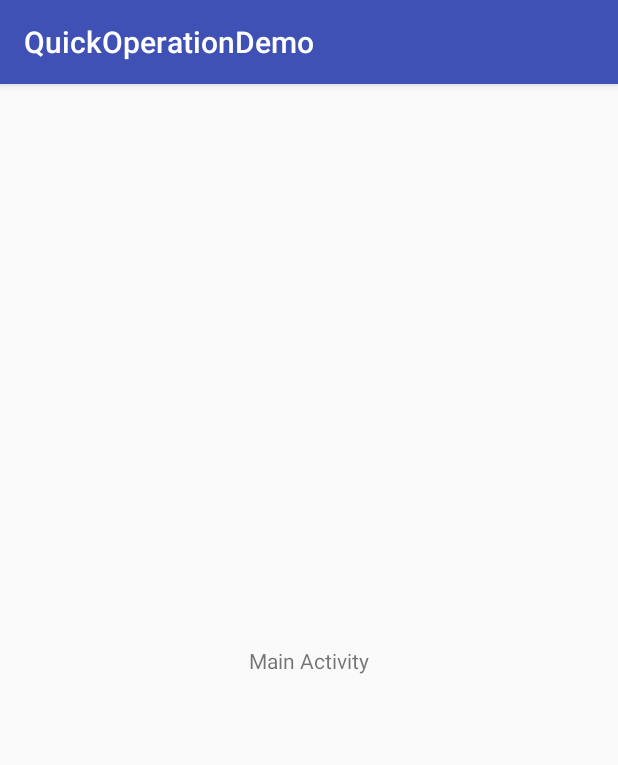
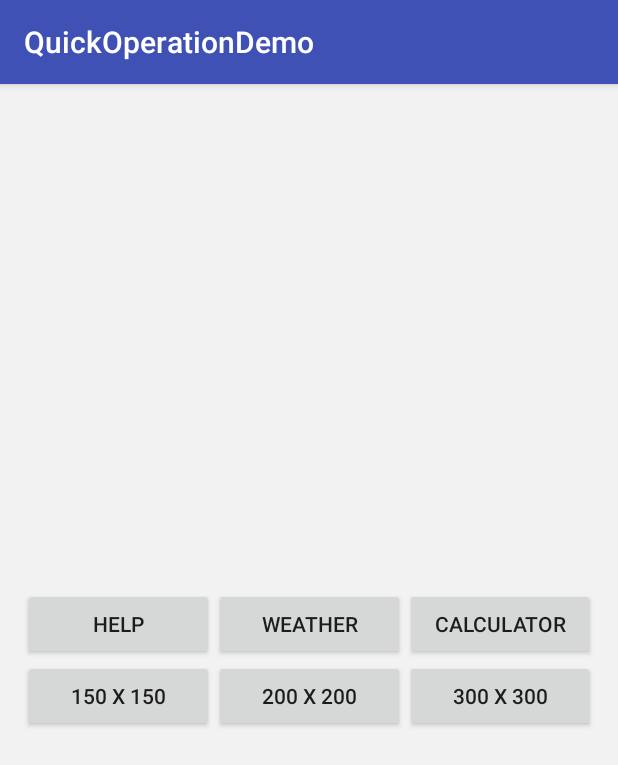
Before and after one commit to mmoamenn/Assertive-Touch, an Android app: the screen it shows after launch (MainActivity), after a tap on "LOGIN", on a phone screen of 412 x 824 dp. Shown: the top 765 px of the screen. Run offline under Robolectric (Android 15) with nearby library versions, the phone set to English and light mode, and no system bars.

Commit message:
redesign code ,  finish demo

```diff
--- a/app/src/main/java/com/bluehomestudio/quickoperationdemo/DemoApplication.java
+++ b/app/src/main/java/com/bluehomestudio/quickoperationdemo/DemoApplication.java
@@ -3,7 +3,8 @@ package com.bluehomestudio.quickoperationdemo;
 import android.app.Application;
 import android.graphics.Color;
 
-import com.bluehomestudio.quickoperation.FSBController;
+import com.bluehomestudio.quickoperation.FSBHelper;
+import com.bluehomestudio.quickoperation.FSButton;
 
 /**
  * Created by mohamedmoamen on 11/30/17.
@@ -15,11 +16,10 @@ public class DemoApplication extends Application {
     public void onCreate() {
         super.onCreate();
 
-        FSBController.setUpInstance(this);
-        FSBController.getInstance().setStartActivity(LoginActivity.class);
-        FSBController.getInstance().setTargetActivity(HelpActivity.class);
-        FSBController.getInstance().setIcon(R.drawable.help);
-        FSBController.getInstance().setBackground(Color.WHITE);
+        FSButton.setUp(this) ;
+        FSButton.getInstance().setTargetClass(HelpActivity.class);
+        FSButton.getInstance().setIcon(R.drawable.help);
+        FSButton.getInstance().setBackgroundColor(Color.WHITE);
 
     }
 
--- a/app/src/main/java/com/bluehomestudio/quickoperationdemo/LoginActivity.java
+++ b/app/src/main/java/com/bluehomestudio/quickoperationdemo/LoginActivity.java
@@ -4,6 +4,9 @@ import android.content.Intent;
 import android.os.Bundle;
 import android.support.v7.app.AppCompatActivity;
 import android.view.View;
+
+import com.bluehomestudio.quickoperation.FSBHelper;
+import com.bluehomestudio.quickoperation.FSButton;
 
 /**
  * Created by mohamedmoamen on 11/30/17.
@@ -15,6 +18,7 @@ public class LoginActivity extends AppCompatActivity {
     protected void onCreate(Bundle savedInstanceState) {
         super.onCreate(savedInstanceState);
         setContentView(R.layout.activity_login);
+        FSButton.getInstance().show();
     }
 
 
--- a/app/src/main/java/com/bluehomestudio/quickoperationdemo/MainActivity.java
+++ b/app/src/main/java/com/bluehomestudio/quickoperationdemo/MainActivity.java
@@ -1,7 +1,10 @@
 package com.bluehomestudio.quickoperationdemo;
 
+import android.os.Bundle;
 import android.support.v7.app.AppCompatActivity;
-import android.os.Bundle;
+import android.view.View;
+
+import com.bluehomestudio.quickoperation.FSButton;
 
 public class MainActivity extends AppCompatActivity {
 
@@ -11,4 +14,36 @@ public class MainActivity extends AppCompatActivity {
         setContentView(R.layout.activity_main);
     }
 
+
+    public void onDemoButtonsPressed(View view) {
+
+        switch (view.getId()) {
+            case R.id.b_help:
+                FSButton.getInstance().setIcon(R.drawable.help);
+                break;
+
+            case R.id.b_weather:
+                FSButton.getInstance().setIcon(R.drawable.clouds);
+                break;
+
+            case R.id.b_calculator:
+                FSButton.getInstance().setIcon(R.drawable.calculator);
+                break;
+
+            case R.id.b_150:
+                FSButton.getInstance().setSize(150 , 150);
+                break;
+
+            case R.id.b_200:
+                FSButton.getInstance().setSize(200 , 200);
+                break;
+
+            case R.id.b_300:
+                FSButton.getInstance().setSize(300 , 300);
+                break;
+
+        }
+    }
+
+
 }
--- a/app/src/main/res/layout/activity_main.xml
+++ b/app/src/main/res/layout/activity_main.xml
@@ -1,18 +1,82 @@
 <?xml version="1.0" encoding="utf-8"?>
-<android.support.constraint.ConstraintLayout xmlns:android="http://schemas.android.com/apk/res/android"
-    xmlns:app="http://schemas.android.com/apk/res-auto"
+<LinearLayout xmlns:android="http://schemas.android.com/apk/res/android"
     xmlns:tools="http://schemas.android.com/tools"
     android:layout_width="match_parent"
     android:layout_height="match_parent"
+    android:background="#f2f2f2"
+    android:gravity="center"
+    android:orientation="vertical"
+    android:padding="15dp"
     tools:context="com.bluehomestudio.quickoperationdemo.MainActivity">
 
-    <TextView
-        android:layout_width="wrap_content"
-        android:layout_height="wrap_content"
-        android:text="Main Activity"
-        app:layout_constraintBottom_toBottomOf="parent"
-        app:layout_constraintLeft_toLeftOf="parent"
-        app:layout_constraintRight_toRightOf="parent"
-        app:layout_constraintTop_toTopOf="parent" />
 
-</android.support.constraint.ConstraintLayout>
+    <LinearLayout
+        android:layout_width="match_parent"
+        android:layout_height="wrap_content">
+
+        <Button
+            android:id="@+id/b_help"
+            android:layout_width="match_parent"
+            android:layout_height="wrap_content"
+            android:layout_weight="1"
+            android:onClick="onDemoButtonsPressed"
+            android:text="@string/help"
+            tools:ignore="ButtonStyle" />
+
+        <Button
+            android:id="@+id/b_weather"
+            android:layout_width="match_parent"
+            android:layout_height="wrap_content"
+            android:layout_weight="1"
+            android:onClick="onDemoButtonsPressed"
+            android:text="@string/weather"
+            tools:ignore="ButtonStyle" />
+
+        <Button
+            android:id="@+id/b_calculator"
+            android:layout_width="match_parent"
+            android:layout_height="wrap_content"
+            android:layout_weight="1"
+            android:onClick="onDemoButtonsPressed"
+            android:text="@string/calculator"
+            tools:ignore="ButtonStyle" />
+
+
+    </LinearLayout>
+
+    <LinearLayout
+        android:layout_width="match_parent"
+        android:layout_height="wrap_content">
+
+        <Button
+            android:id="@+id/b_150"
+            android:layout_width="match_parent"
+            android:layout_height="wrap_content"
+            android:layout_weight="1"
+            android:onClick="onDemoButtonsPressed"
+            android:text="150 x 150"
+            tools:ignore="ButtonStyle" />
+
+        <Button
+            android:id="@+id/b_200"
+            android:layout_width="match_parent"
+            android:layout_height="wrap_content"
+            android:layout_weight="1"
+            android:onClick="onDemoButtonsPressed"
+            android:text="200 x 200"
+            tools:ignore="ButtonStyle" />
+
+        <Button
+            android:id="@+id/b_300"
+            android:layout_width="match_parent"
+            android:layout_height="wrap_content"
+            android:layout_weight="1"
+            android:onClick="onDemoButtonsPressed"
+            android:text="300 x 300"
+            tools:ignore="ButtonStyle" />
+
+
+    </LinearLayout>
+
+
+</LinearLayout>
--- a/app/src/main/res/values/strings.xml
+++ b/app/src/main/res/values/strings.xml
@@ -1,4 +1,7 @@
 <resources>
     <string name="app_name">QuickOperationDemo</string>
     <string name="dummy_text">Lorem Ipsum is simply dummy text of the printing and typesetting industry. Lorem Ipsum has been the industry\'s standard dummy text ever since the 1500s, when an unknown printer took a galley of type and scrambled it to make a type specimen book. It has survived not only five centuries, but also the leap into electronic typesetting, remaining essentially unchanged. It was popularised in the 1960s with the release of Letraset sheets containing Lorem Ipsum passages, and more recently with desktop publishing software like Aldus PageMaker including versions of Lorem Ipsum.</string>
+    <string name="help">Help</string>
+    <string name="weather">Weather</string>
+    <string name="calculator">Calculator</string>
 </resources>
--- a/floatingShortcutButton/src/main/java/com/bluehomestudio/quickoperation/FSBController.java
+++ /dev/null
@@ -1,144 +0,0 @@
-package com.bluehomestudio.quickoperation;
-
-import android.app.Activity;
-import android.app.Application;
-import android.content.Context;
-import android.content.Intent;
-import android.os.Bundle;
-import android.util.Log;
-
-/**
- * Created by mohamedmoamen on 11/30/17.
- */
-
-public class FSBController implements Application.ActivityLifecycleCallbacks {
-
-    private static FSBController instance = null;
-    private FloatingShortcutButton floatingShortcutButton;
-    private String startActivityName, helpActivityName;
-    private int activityCounter;
-    private Context mContext;
-
-
-    private FSBController(Application application) {
-
-        application.registerActivityLifecycleCallbacks(this);
-        mContext = application;
-        floatingShortcutButton = FloatingShortcutButton.getInstance(application);
-    }
-
-    public static void setUpInstance(Application application) {
-
-        if (instance == null) {
-            instance = new FSBController(application);
-        }
-    }
-
-
-    public static FSBController getInstance() {
-        return instance;
-    }
-
-    public static FloatingShortcutButton getFSB() {
-        return instance.floatingShortcutButton;
-    }
-
-
-    @Override
-    public void onActivityCreated(Activity activity, Bundle savedInstanceState) {
-
-    }
-
-    @Override
-    public void onActivityStarted(Activity activity) {
-
-    }
-
-    @Override
-    public void onActivityResumed(Activity activity) {
-
-        if (helpActivityName == null && startActivityName == null) {
-
-            Log.e("FloatingShortcutButton", "Help activity and start activity could not be null");
-            return;
-        }
-
-        //hide button when open quick operation
-        if (helpActivityName.equals(activity.getClass().getName())) {
-            floatingShortcutButton.hide();
-        }
-
-        //show quick button
-        if (startActivityName.equals(activity.getClass().getName())) {
-            floatingShortcutButton.show();
-        }
-
-        activityCounter++;
-    }
-
-    @Override
-    public void onActivityPaused(Activity activity) {
-
-        if (helpActivityName == null && startActivityName == null) {
-
-            Log.e("FloatingShortcutButton", "Help activity and start activity could not be null");
-            return;
-        }
-
-        //show button when close quick operation
-        if (helpActivityName.equals(activity.getClass().getName())) {
-            floatingShortcutButton.show();
-        }
-
-        activityCounter--;
-    }
-
-    @Override
-    public void onActivityStopped(Activity activity) {
-
-        //hide quick button when application closed
-        if (activityCounter == 0) {
-            floatingShortcutButton.hide();
-        }
-
-    }
-
-    @Override
-    public void onActivitySaveInstanceState(Activity activity, Bundle outState) {
-
-    }
-
-    @Override
-    public void onActivityDestroyed(Activity activity) {
-
-    }
-
-
-    /**
-     * Activity to start show quick operation
-     *
-     * @param cls activity class
-     */
-    public void setStartActivity(Class<?> cls) {
-        this.startActivityName = cls.getName();
-    }
-
-
-    /**
-     * Activity to click in quick operation
-     *
-     * @param cls activity class
-     */
-    public void setTargetActivity(Class<?> cls) {
-        this.helpActivityName = cls.getName();
-        floatingShortcutButton.setTargetActivity(new Intent(mContext, cls));
-    }
-
-    public void setIcon(int buttonIcon) {
-        floatingShortcutButton.setIcon(buttonIcon);
-    }
-
-    public void setBackground(int background) {
-        floatingShortcutButton.setBackgroundColor(background);
-    }
-}
--- /dev/null
+++ b/floatingShortcutButton/src/main/java/com/bluehomestudio/quickoperation/FSBHelper.java
@@ -0,0 +1,78 @@
+package com.bluehomestudio.quickoperation;
+
+import android.app.Activity;
+import android.app.Application;
+import android.content.Context;
+import android.os.Bundle;
+
+/**
+ * Created by mohamedmoamen on 11/30/17.
+ */
+
+public class FSBHelper implements Application.ActivityLifecycleCallbacks {
+
+    private int activityCounter;
+    private FSButton mFsButton;
+
+
+    public FSBHelper(Application application, FSButton fsButton) {
+        application.registerActivityLifecycleCallbacks(this);
+        mFsButton = fsButton;
+    }
+
+
+    @Override
+    public void onActivityCreated(Activity activity, Bundle savedInstanceState) {
+    }
+
+    @Override
+    public void onActivityStarted(Activity activity) {
+    }
+
+    @Override
+    public void onActivityResumed(Activity activity) {
+
+        //hide button when open quick operation
+        if (mFsButton.getTargetName() != null
+                && mFsButton.getTargetName()
+                .equals(activity.getClass().getName())) {
+            mFsButton.hide();
+        }
+
+        activityCounter++;
+    }
+
+    @Override
+    public void onActivityPaused(Activity activity) {
+
+        //show button when close quick operation
+        if (mFsButton.getTargetName() != null
+                && mFsButton.getTargetName()
+                .equals(activity.getClass().getName())) {
+            mFsButton.show();
+        }
+
+        activityCounter--;
+    }
+
+    @Override
+    public void onActivityStopped(Activity activity) {
+
+        //hide quick button when application closed
+        if (activityCounter == 0) {
+            mFsButton.hide();
+        }
+
+    }
+
+    @Override
+    public void onActivitySaveInstanceState(Activity activity, Bundle outState) {
+
+    }
+
+    @Override
+    public void onActivityDestroyed(Activity activity) {
+
+    }
+
+}
--- a/floatingShortcutButton/src/main/java/com/bluehomestudio/quickoperation/FloatingShortcutButton.java
+++ b/floatingShortcutButton/src/main/java/com/bluehomestudio/quickoperation/FSButton.java
@@ -1,6 +1,7 @@
 package com.bluehomestudio.quickoperation;
 
 import android.annotation.SuppressLint;
+import android.app.Application;
 import android.content.Context;
 import android.content.Intent;
 import android.graphics.PixelFormat;
@@ -9,6 +10,7 @@ import android.graphics.PorterDuffColorFilter;
 import android.graphics.drawable.Drawable;
 import android.os.Build;
 import android.util.DisplayMetrics;
+import android.util.Log;
 import android.view.Gravity;
 import android.view.LayoutInflater;
 import android.view.MotionEvent;
@@ -21,36 +23,47 @@ import android.widget.ImageView;
  * Created by mohamedmoamen on 11/29/17.
  */
 
-class FloatingShortcutButton implements View.OnTouchListener {
+public class FSButton implements View.OnTouchListener {
 
-    private static FloatingShortcutButton instance = null;
-    private Context mContext;
+    private static FSButton instance = null;
+    private Application mApp;
     private WindowManager windowManager;
     private WindowManager.LayoutParams layoutParams;
     private View quickActionButtonLayout;
     private boolean isAttached;
     private ImageView quickActionButton;
-    private Intent helpActivityIntent;
+    private Class<?> mTargetCls;
 
     /**
      * private constructor
      *
-     * @param context caller context
+     * @param app application class
      */
-    private FloatingShortcutButton(Context context) {
-        mContext = context;
+    private FSButton(Application app) {
+        mApp = app;
+
+        //attach ActivityLifecycleCallbacks
+        new FSBHelper(app, this);
+
+        //configure button
         setupView();
     }
 
     /**
      * Single tone quick operation button
      */
-    static FloatingShortcutButton getInstance(Context context) {
+    public static void setUp(Application app) {
 
-        synchronized (FloatingShortcutButton.class) {
+        synchronized (FSButton.class) {
             if (instance == null) {
-                instance = new FloatingShortcutButton(context);
+                instance = new FSButton(app);
             }
+        }
+    }
+
+    public static FSButton getInstance() {
+        if (instance == null) {
+            Log.d("FSButton", "Please call setUp(Application app) in your application class");
         }
         return instance;
     }
@@ -61,10 +74,10 @@ class FloatingShortcutButton implements View.OnTouchListener {
     private void setupView() {
 
         DisplayMetrics metrics = new DisplayMetrics();
-        windowManager = (WindowManager) mContext.getSystemService(Context.WINDOW_SERVICE);
+        windowManager = (WindowManager) mApp.getSystemService(Context.WINDOW_SERVICE);
         assert windowManager != null;
         windowManager.getDefaultDisplay().getMetrics(metrics);
-        quickActionButtonLayout = LayoutInflater.from(mContext).inflate(R.layout.quick_button_view, null);
+        quickActionButtonLayout = LayoutInflater.from(mApp).inflate(R.layout.quick_button_view, null);
 
         //check if view attached to window or not
         quickActionButtonLayout.addOnAttachStateChangeListener(new View.OnAttachStateChangeListener() {
@@ -150,8 +163,9 @@ class FloatingShortcutButton implements View.OnTouchListener {
             isTransplant = false;
 
             //open activity from quick action
-            helpActivityIntent.addFlags(Intent.FLAG_ACTIVITY_NEW_TASK);
-            mContext.startActivity(helpActivityIntent);
+            Intent intent = new Intent(mApp, mTargetCls);
+            intent.addFlags(Intent.FLAG_ACTIVITY_NEW_TASK);
+            mApp.startActivity(intent);
 
         } else {
 
@@ -163,32 +177,32 @@ class FloatingShortcutButton implements View.OnTouchListener {
 
     }
 
-    void show() {
+    public void show() {
         if (!isAttached) {
             windowManager.addView(quickActionButtonLayout, layoutParams);
         }
 
     }
 
-    void hide() {
+    public void hide() {
         if (isAttached) {
             windowManager.removeViewImmediate(quickActionButtonLayout);
         }
     }
 
-    void setSize(int height, int width) {
+    public void setSize(int height, int width) {
         layoutParams.height = height;
         layoutParams.width = width;
         windowManager.updateViewLayout(quickActionButton, layoutParams);
     }
 
-    void setIcon(int icon) {
+    public void setIcon(int icon) {
         quickActionButton.setImageResource(icon);
         quickActionButton.setScaleType(ImageView.ScaleType.CENTER_INSIDE);
     }
 
-    void setBackgroundColor(int color){
-        Drawable mDrawable = mContext.getResources().getDrawable(R.drawable.circle_button);
+    public void setBackgroundColor(int color) {
+        Drawable mDrawable = mApp.getResources().getDrawable(R.drawable.circle_button);
         mDrawable.setColorFilter(new PorterDuffColorFilter(color, PorterDuff.Mode.SRC_IN));
         if (Build.VERSION.SDK_INT < Build.VERSION_CODES.JELLY_BEAN) {
             quickActionButton.setBackgroundDrawable(mDrawable);
@@ -197,13 +211,12 @@ class FloatingShortcutButton implements View.OnTouchListener {
         }
     }
 
-    /**
-     * quick operation activity
-     *
-     * @param helpActivityIntent help activity
-     */
-    void setTargetActivity(Intent helpActivityIntent) {
-        this.helpActivityIntent = helpActivityIntent;
+    public void setTargetClass(Class<?> targetCls) {
+        mTargetCls = targetCls;
+    }
+
+    protected String getTargetName() {
+        return mTargetCls.getName();
     }
 
 }
```
